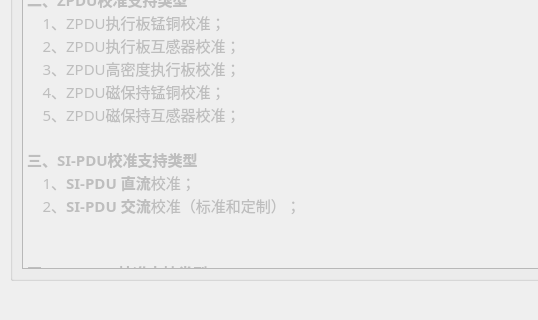
The window that PDU-CalibrateTool/setups/versiondlg.ui (ChinaClever/PDU-CalibrateTool) describes before a commit, drawn with Qt 5; both pictures show x 0 to 538 and y 280 to 600 of the 800 by 600 pixel window.
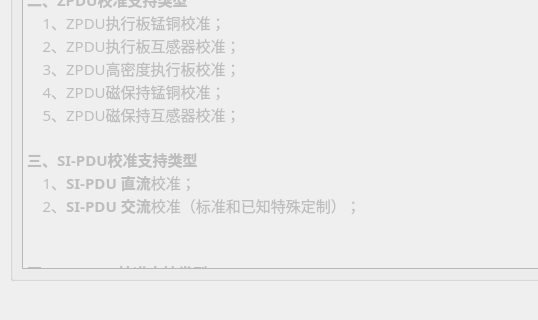
The same window after the commit.

The edit to the form file:
```diff
--- a/PDU-CalibrateTool/setups/versiondlg.ui
+++ b/PDU-CalibrateTool/setups/versiondlg.ui
@@ -66,7 +66,7 @@
 &lt;p style=&quot;-qt-paragraph-type:empty; margin-top:0px; margin-bottom:0px; margin-left:0px; margin-right:0px; -qt-block-indent:0; text-indent:0px;&quot;&gt;&lt;br /&gt;&lt;/p&gt;
 &lt;p style=&quot; margin-top:0px; margin-bottom:0px; margin-left:0px; margin-right:0px; -qt-block-indent:0; text-indent:0px;&quot;&gt;&lt;span style=&quot; font-weight:600;&quot;&gt;三、SI-PDU校准支持类型&lt;/span&gt;&lt;/p&gt;
 &lt;p style=&quot; margin-top:0px; margin-bottom:0px; margin-left:0px; margin-right:0px; -qt-block-indent:0; text-indent:0px;&quot;&gt;    1、&lt;span style=&quot; font-weight:600;&quot;&gt;SI-PDU 直流&lt;/span&gt;校准；&lt;/p&gt;
-&lt;p style=&quot; margin-top:0px; margin-bottom:0px; margin-left:0px; margin-right:0px; -qt-block-indent:0; text-indent:0px;&quot;&gt;    2、&lt;span style=&quot; font-weight:600;&quot;&gt;SI-PDU 交流&lt;/span&gt;校准（标准和定制）；&lt;/p&gt;
+&lt;p style=&quot; margin-top:0px; margin-bottom:0px; margin-left:0px; margin-right:0px; -qt-block-indent:0; text-indent:0px;&quot;&gt;    2、&lt;span style=&quot; font-weight:600;&quot;&gt;SI-PDU 交流&lt;/span&gt;校准（标准和已知特殊定制）；&lt;/p&gt;
 &lt;p style=&quot;-qt-paragraph-type:empty; margin-top:0px; margin-bottom:0px; margin-left:0px; margin-right:0px; -qt-block-indent:0; text-indent:0px; font-weight:600;&quot;&gt;&lt;br /&gt;&lt;/p&gt;
 &lt;p style=&quot;-qt-paragraph-type:empty; margin-top:0px; margin-bottom:0px; margin-left:0px; margin-right:0px; -qt-block-indent:0; text-indent:0px;&quot;&gt;&lt;br /&gt;&lt;/p&gt;
 &lt;p style=&quot; margin-top:0px; margin-bottom:0px; margin-left:0px; margin-right:0px; -qt-block-indent:0; text-indent:0px;&quot;&gt;&lt;span style=&quot; font-weight:600;&quot;&gt;四、BM-PDU校准支持类型&lt;/span&gt;&lt;/p&gt;
```
